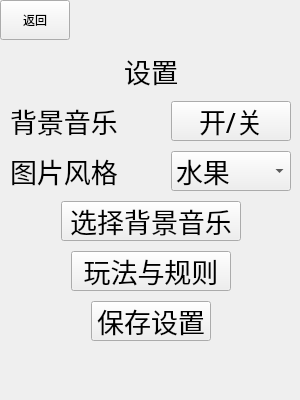
Above: set_ui.ui from hjwforever/LinkGame before the change. Below: the same form after it.
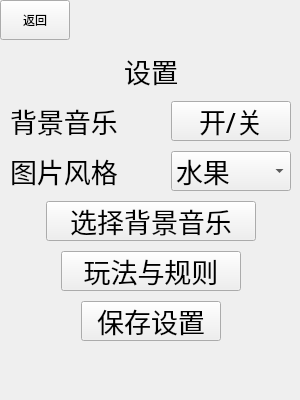
That is the form after the change.

Commit message: 胡江浩改了Set_ui按钮大小

```diff
--- a/set_ui.ui
+++ b/set_ui.ui
@@ -140,13 +140,13 @@
         <widget class="QLabel" name="BGM_label">
          <property name="minimumSize">
           <size>
-           <width>120</width>
+           <width>150</width>
            <height>40</height>
           </size>
          </property>
          <property name="maximumSize">
           <size>
-           <width>120</width>
+           <width>150</width>
            <height>40</height>
           </size>
          </property>
@@ -219,13 +219,13 @@
         <widget class="QLabel" name="image_style_label">
          <property name="minimumSize">
           <size>
-           <width>120</width>
+           <width>150</width>
            <height>40</height>
           </size>
          </property>
          <property name="maximumSize">
           <size>
-           <width>120</width>
+           <width>150</width>
            <height>40</height>
           </size>
          </property>
@@ -333,13 +333,13 @@
          </property>
          <property name="minimumSize">
           <size>
-           <width>180</width>
+           <width>210</width>
            <height>40</height>
           </size>
          </property>
          <property name="maximumSize">
           <size>
-           <width>180</width>
+           <width>210</width>
            <height>40</height>
           </size>
          </property>
@@ -397,13 +397,13 @@
          </property>
          <property name="minimumSize">
           <size>
-           <width>160</width>
+           <width>180</width>
            <height>40</height>
           </size>
          </property>
          <property name="maximumSize">
           <size>
-           <width>160</width>
+           <width>180</width>
            <height>40</height>
           </size>
          </property>
@@ -461,13 +461,13 @@
          </property>
          <property name="minimumSize">
           <size>
-           <width>120</width>
+           <width>140</width>
            <height>40</height>
           </size>
          </property>
          <property name="maximumSize">
           <size>
-           <width>120</width>
+           <width>140</width>
            <height>40</height>
           </size>
          </property>
```
